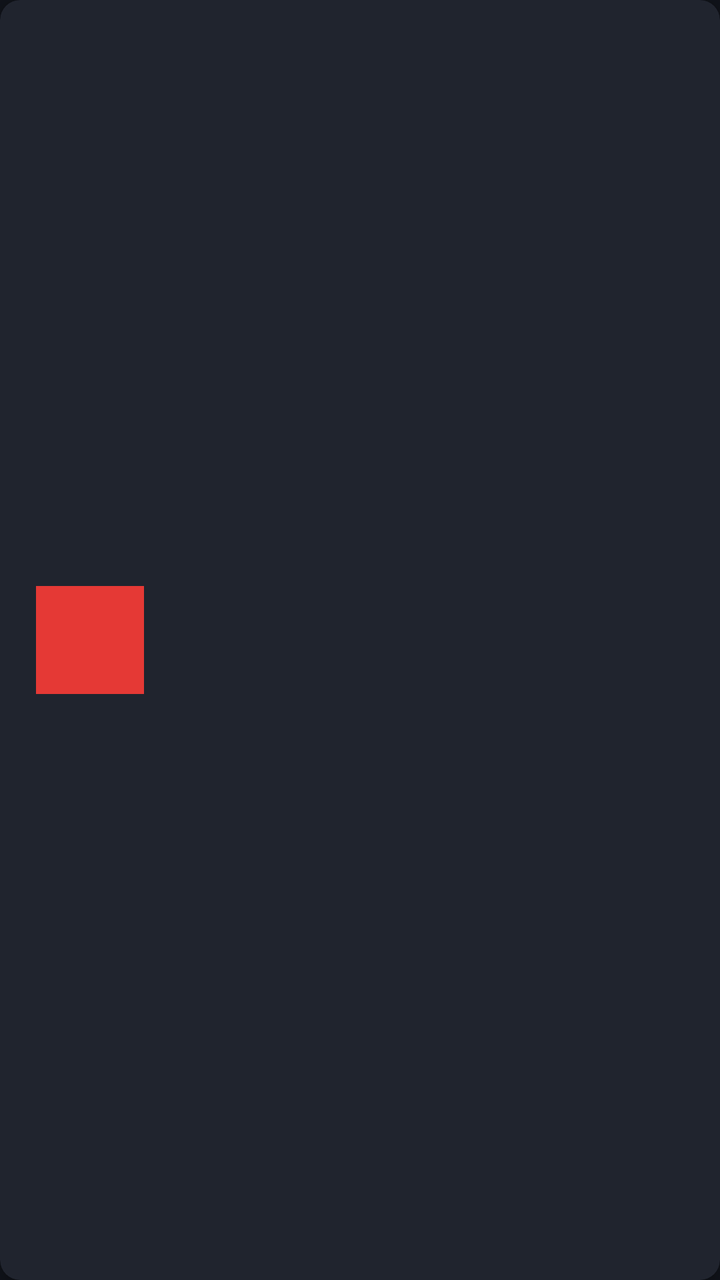
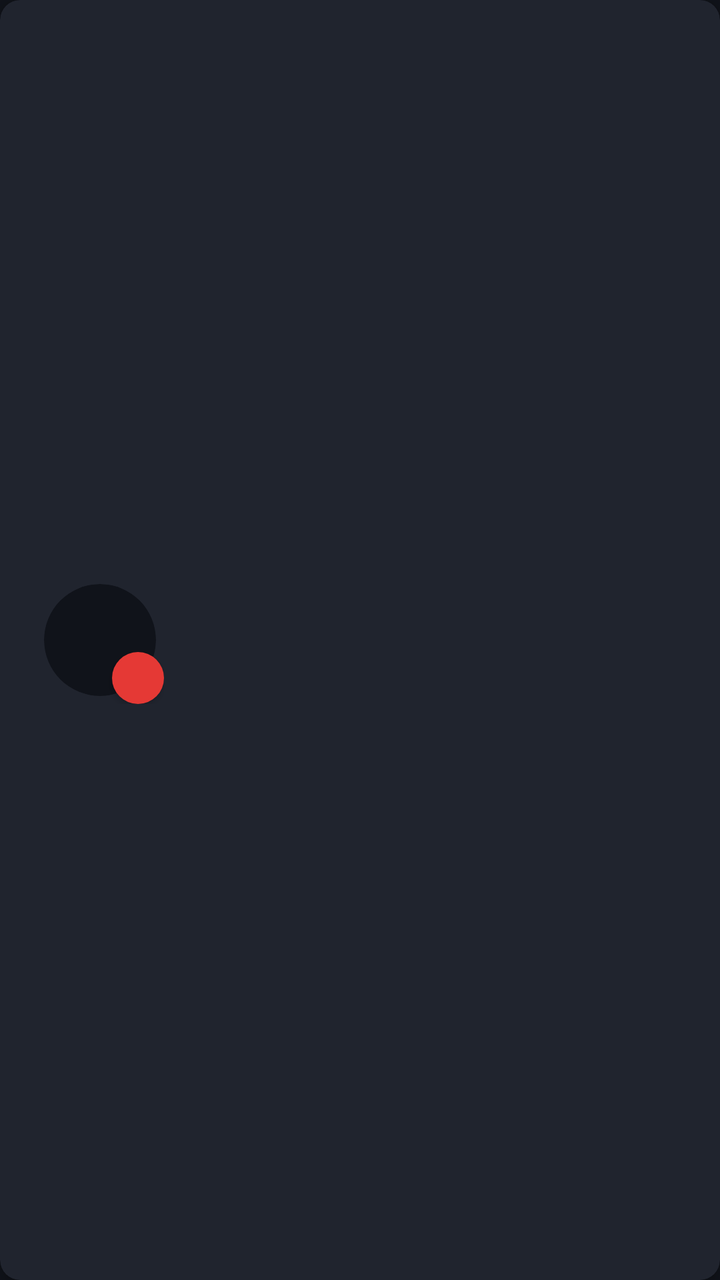

Before-and-after screenshots of an Android layout around one commit, followed by the original layout XML and the change that was made.
<!-- AndroidManifest.xml: application theme Theme.YouTV -->
<!-- res/layout/item_channel.xml -->
<?xml version="1.0" encoding="utf-8"?>
<androidx.cardview.widget.CardView xmlns:android="http://schemas.android.com/apk/res/android"
    xmlns:app="http://schemas.android.com/apk/res-auto"
    android:layout_width="match_parent"
    android:layout_height="112dp"
    android:layout_margin="8dp"
    android:focusable="true"
    android:focusableInTouchMode="true"
    android:foreground="?android:attr/selectableItemBackground"
    app:cardBackgroundColor="@color/surface"
    app:cardCornerRadius="10dp"
    app:cardElevation="4dp">

    <LinearLayout
        android:layout_width="match_parent"
        android:layout_height="match_parent"
        android:gravity="center_vertical"
        android:orientation="horizontal"
        android:padding="18dp">

        <TextView
            android:id="@+id/channelNumber"
            android:layout_width="54dp"
            android:layout_height="54dp"
            android:background="@color/accent"
            android:gravity="center"
            android:textColor="@color/text_primary"
            android:textSize="22sp"
            android:textStyle="bold" />

        <LinearLayout
            android:layout_width="0dp"
            android:layout_height="wrap_content"
            android:layout_marginStart="16dp"
            android:layout_weight="1"
            android:orientation="vertical">

            <TextView
                android:id="@+id/channelName"
                android:layout_width="wrap_content"
                android:layout_height="wrap_content"
                android:ellipsize="end"
                android:maxLines="1"
                android:textColor="@color/text_primary"
                android:textSize="22sp"
                android:textStyle="bold" />

            <TextView
                android:id="@+id/channelGroup"
                android:layout_width="wrap_content"
                android:layout_height="wrap_content"
                android:layout_marginTop="5dp"
                android:textColor="@color/text_secondary"
                android:textSize="14sp" />
        </LinearLayout>
    </LinearLayout>
</androidx.cardview.widget.CardView>
<!-- resources referenced by this layout -->
<resources>
  <color name="accent">#E53935</color>
  <color name="surface">#20242E</color>
  <color name="text_primary">#FFFFFF</color>
  <color name="text_secondary">#B9C0CD</color>
  <style name="Theme.YouTV" parent="Theme.AppCompat.NoActionBar">
          <item name="android:windowBackground">@color/background</item>
          <item name="android:colorAccent">@color/accent</item>
          <item name="android:windowFullscreen">true</item>
          <item name="android:windowNoTitle">true</item>
          <item name="android:windowActionModeOverlay">true</item>
      </style>
  <color name="background">#10131A</color>
</resources>

<!-- the commit's change to res/layout/item_channel.xml (unified diff, before → after) -->
@@ -18,15 +18,38 @@
         android:orientation="horizontal"
         android:padding="18dp">
 
-        <TextView
-            android:id="@+id/channelNumber"
-            android:layout_width="54dp"
-            android:layout_height="54dp"
-            android:background="@color/accent"
-            android:gravity="center"
-            android:textColor="@color/text_primary"
-            android:textSize="22sp"
-            android:textStyle="bold" />
+        <FrameLayout
+            android:layout_width="64dp"
+            android:layout_height="64dp">
+
+            <androidx.cardview.widget.CardView
+                android:layout_width="56dp"
+                android:layout_height="56dp"
+                android:layout_gravity="center"
+                app:cardBackgroundColor="@color/background"
+                app:cardCornerRadius="28dp"
+                app:cardElevation="0dp">
+
+                <ImageView
+                    android:id="@+id/channelIcon"
+                    android:layout_width="match_parent"
+                    android:layout_height="match_parent"
+                    android:contentDescription="@null"
+                    android:scaleType="centerCrop" />
+            </androidx.cardview.widget.CardView>
+
+            <TextView
+                android:id="@+id/channelNumber"
+                android:layout_width="26dp"
+                android:layout_height="26dp"
+                android:layout_gravity="bottom|end"
+                android:background="@drawable/channel_number_badge"
+                android:elevation="2dp"
+                android:gravity="center"
+                android:textColor="@color/text_primary"
+                android:textSize="12sp"
+                android:textStyle="bold" />
+        </FrameLayout>
 
         <LinearLayout
             android:layout_width="0dp"
<!-- resource entries referenced after the edit -->
@@ -4,6 +4,12 @@
   <color name="surface">#20242E</color>
   <color name="text_primary">#FFFFFF</color>
   <color name="text_secondary">#B9C0CD</color>
+  <!-- drawable channel_number_badge (drawable) -->
+  <?xml version="1.0" encoding="utf-8"?>
+  <shape xmlns:android="http://schemas.android.com/apk/res/android"
+      android:shape="oval">
+      <solid android:color="@color/accent" />
+  </shape>
   <style name="Theme.YouTV" parent="Theme.AppCompat.NoActionBar">
           <item name="android:windowBackground">@color/background</item>
           <item name="android:colorAccent">@color/accent</item>
